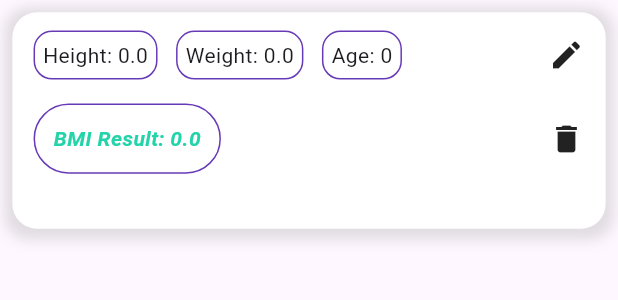
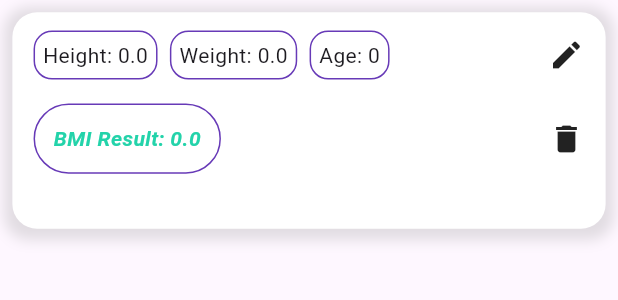
Before and after one commit to yahyaabdulaziz/bmi_calculator, a Flutter app: the ListItemWidget widget shown alone on an empty page, opened directly with empty values, after a tap on the "delete" icon, on a phone screen of 412 x 824 dp. Shown: the top 300 px of the screen. Run offline on Flutter 3.47's test engine with Material 3 defaults, Android fonts, the phone set to English and light mode, and no system bars; our stand-ins replace cloud_firestore, firebase_auth, firebase_core, share_plus; missing offline and left inert: pretty_gauge; accounts and stored records are empty; network calls fail.

Commit message:
Complete All Features Of BMI Application.

```diff
--- a/lib/main.dart
+++ b/lib/main.dart
@@ -1,10 +1,10 @@
-import 'package:bmi_calculator/provider/result_provider.dart';
 import 'package:bmi_calculator/ui/auth/login_anonymously/login_anonymously.dart';
 import 'package:bmi_calculator/ui/auth/login_anonymously/login_view_model.dart';
 import 'package:bmi_calculator/ui/home/edit/edit_screen.dart';
 import 'package:bmi_calculator/ui/home/edit/edit_view_model.dart';
 import 'package:bmi_calculator/ui/home/home_page/home_screen.dart';
 import 'package:bmi_calculator/ui/home/result_page/result_screen.dart';
+import 'package:bmi_calculator/ui/home/result_page/result_view_model.dart';
 import 'package:firebase_core/firebase_core.dart';
 import 'package:flutter/material.dart';
 import 'package:provider/provider.dart';
@@ -16,8 +16,8 @@ void main() async {
 
   // using Provider State Management
   runApp(MultiProvider(providers: [
-    ChangeNotifierProvider<ResultProvider>(
-      create: (_) => ResultProvider(),
+    ChangeNotifierProvider<ResultViewModel>(
+      create: (_) => ResultViewModel(),
     ),
     ChangeNotifierProvider<EditViewModel>(
       create: (_) => EditViewModel(),
--- a/lib/provider/result_provider.dart
+++ /dev/null
@@ -1,21 +0,0 @@
-import 'package:bmi_calculator/utils/app_strings.dart';
-import 'package:bmi_calculator/utils/constants.dart';
-import 'package:cloud_firestore/cloud_firestore.dart';
-import 'package:flutter/material.dart';
-
-class ResultProvider extends ChangeNotifier {
-  void delete(DateTime timestamp) {
-    final collection =
-        FirebaseFirestore.instance.collection(Constants.collectionName);
-    collection
-        .where('${AppStrings.timestamp}', isEqualTo: timestamp)
-        .get() // Query for the documents with the specified timestamp
-        .then((querySnapshot) {
-      querySnapshot.docs.forEach((doc) {
-        doc.reference.delete(); // Delete each document
-      });
-      notifyListeners();
-      print('${AppStrings.deleted}');
-    }).catchError((error) => print('${AppStrings.deletedFailed}: $error'));
-  }
-}
--- a/lib/ui/auth/login_anonymously/login_view_model.dart
+++ b/lib/ui/auth/login_anonymously/login_view_model.dart
@@ -3,6 +3,8 @@ import 'package:firebase_auth/firebase_auth.dart';
 import 'package:flutter/cupertino.dart';
 
 class LoginViewModel {
+  bool hasInternetError = false;
+
   Future login(BuildContext context) async {
     try {
       final userCredential = await FirebaseAuth.instance.signInAnonymously();
@@ -16,6 +18,8 @@ class LoginViewModel {
         default:
           print("Unknown error.");
       }
+      hasInternetError = true;
     }
   }
+
 }
--- a/lib/ui/home/edit/edit_screen.dart
+++ b/lib/ui/home/edit/edit_screen.dart
@@ -54,7 +54,7 @@ class _EditScreenState extends State<EditScreen> {
                   height: height * .01,
                 ),
                 CustomTextFormField(
-                    controller: viewModel.newHeightController,
+                    controller: viewModel.newWeightController,
                     hintText: "${arg.weight}",
                     validator: (value) {
                       if (value!.isEmpty) {
--- a/lib/ui/home/result_page/result_view_model.dart
+++ b/lib/ui/home/result_page/result_view_model.dart
@@ -1,15 +1,35 @@
 import 'package:bmi_calculator/ui/auth/login_anonymously/login_anonymously.dart';
 import 'package:bmi_calculator/ui/model/result_model.dart';
+import 'package:bmi_calculator/utils/app_strings.dart';
+import 'package:bmi_calculator/utils/constants.dart';
 import 'package:cloud_firestore/cloud_firestore.dart';
 import 'package:firebase_auth/firebase_auth.dart';
 import 'package:flutter/material.dart';
 
-class ResultViewModel {
+class ResultViewModel extends ChangeNotifier {
   String? bmiStatus;
 
   String? bmiInterpretation;
 
   Color? bmiStatusColor;
+
+  List<ResultModel> entries = []; // Move _entries outside of the build method
+
+
+  void delete(DateTime timestamp) async {
+    final collection =
+        FirebaseFirestore.instance.collection(Constants.collectionName);
+    final querySnapshot = await collection
+        .where('${AppStrings.timestamp}', isEqualTo: timestamp)
+        .get();
+
+    querySnapshot.docs.forEach((doc) async {
+      await doc.reference.delete();
+    });
+
+    notifyListeners();
+    print('${AppStrings.deleted}');
+  }
 
   Stream<List<ResultModel>> fetchEntriesOrderedByDate(int limit) {
     return FirebaseFirestore.instance
--- a/lib/utils/app_strings.dart
+++ b/lib/utils/app_strings.dart
@@ -42,13 +42,10 @@ class AppStrings {
   static const String obse = "Obese";
   static const String bmi = "BMI";
 
-
-
   static const String reCalculate = "Re-calculate";
   static const String yourBMIIs = "Your BMI is";
   static const String share = "Share";
   static const String allEntries = "All Entries";
   static const String error = "Error";
   static const String noEntriesFound = "No entries found.";
-
 }
--- a/lib/widgets/list_item.dart
+++ b/lib/widgets/list_item.dart
@@ -1,5 +1,5 @@
-import 'package:bmi_calculator/provider/result_provider.dart';
 import 'package:bmi_calculator/ui/home/edit/edit_screen.dart';
+import 'package:bmi_calculator/ui/home/result_page/result_view_model.dart';
 import 'package:bmi_calculator/ui/model/result_model.dart';
 import 'package:bmi_calculator/utils/app_color.dart';
 import 'package:bmi_calculator/utils/app_strings.dart';
@@ -11,7 +11,7 @@ class ListItemWidget extends StatelessWidget {
 
   ListItemWidget({required this.resultModel});
 
-  late ResultProvider provider;
+  late ResultViewModel provider;
 
   @override
   Widget build(BuildContext context) {
@@ -42,7 +42,7 @@ class ListItemWidget extends StatelessWidget {
                         border: Border.all(color: Colors.deepPurple, width: 1),
                         color: Colors.white),
                     child: Text('${AppStrings.height}: ${resultModel.height}')),
-                SizedBox(width: width * .03),
+                SizedBox(width: width * .02),
                 Container(
                     padding: EdgeInsets.all(width * .013),
                     decoration: BoxDecoration(
@@ -50,7 +50,7 @@ class ListItemWidget extends StatelessWidget {
                         border: Border.all(color: Colors.deepPurple, width: 1),
                         color: Colors.white),
                     child: Text('${AppStrings.weight}: ${resultModel.weight}')),
-                SizedBox(width: width * .03),
+                SizedBox(width: width * .02),
                 Container(
                     padding: EdgeInsets.all(width * .013),
                     decoration: BoxDecoration(
```
Also changed, not shown: lib/ui/auth/login_anonymously/login_anonymously.dart (+16 -3 lines), lib/ui/home/result_page/result_screen.dart (+8 -5 lines), lib/widgets/error_view.dart (added, +18 -0 lines).
